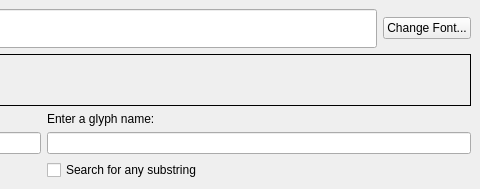
Old version of the form mainwindow.ui in the repository adamb924/UnicodeInput; both pictures show x 393 to 873 and y 0 to 189 of the 873 by 189 pixel window.
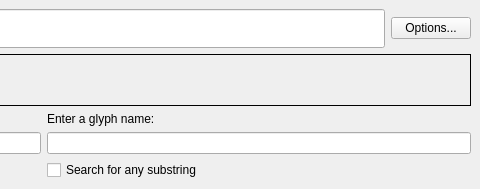
New version of the form. Custom widgets are drawn as their Qt base class.

Commit message: Option for window to stay on top

The edit to the form file:
```diff
--- a/mainwindow.ui
+++ b/mainwindow.ui
@@ -42,7 +42,7 @@
       <item>
        <widget class="QPushButton" name="changeFont">
         <property name="text">
-         <string>Change Font...</string>
+         <string>Options...</string>
         </property>
        </widget>
       </item>
```
Left out of the diff: 2 changed lines with no effect on the pictures. The commit also changes 3 other files.
